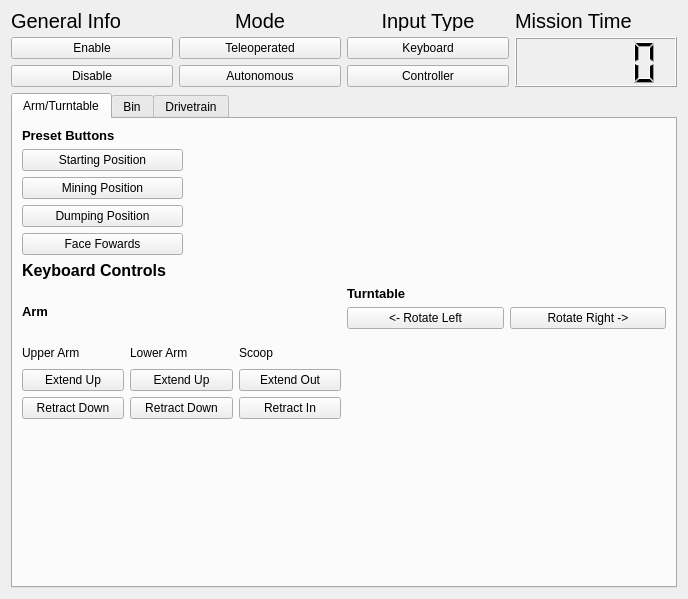
This is src/tfr_mission_control/src/tfr_mission_control/mission_control.ui in dghani/NasaRmc2019 as Qt 5 draws it before an edit. The edited form follows.
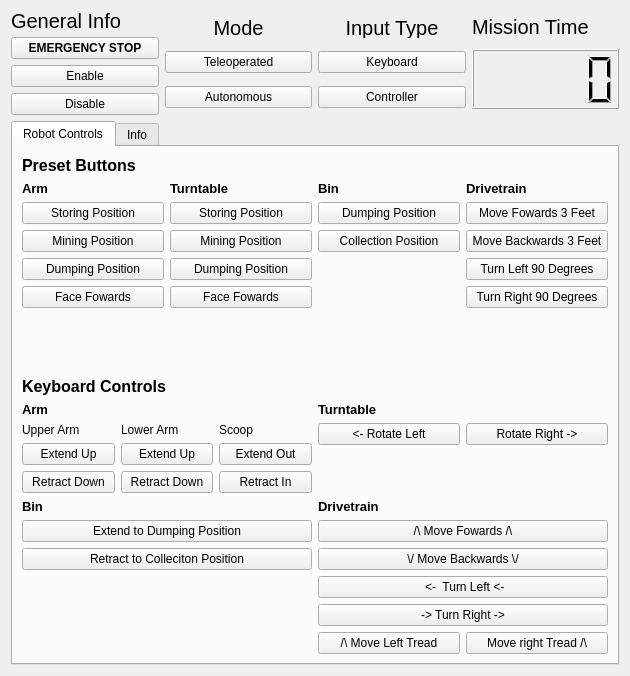
This is the edited form.

Commit message: Combine subsystem tabs into one tab, and remove other tab code

Patch:
```diff
--- a/src/tfr_mission_control/src/tfr_mission_control/mission_control.ui
+++ b/src/tfr_mission_control/src/tfr_mission_control/mission_control.ui
@@ -9,8 +9,8 @@
    <rect>
     <x>0</x>
     <y>0</y>
-    <width>688</width>
-    <height>599</height>
+    <width>630</width>
+    <height>676</height>
    </rect>
   </property>
   <property name="focusPolicy">
@@ -59,6 +59,32 @@
          </property>
         </widget>
        </item>
+       <item>
+        <widget class="QPushButton" name="e_stop_button">
+         <property name="font">
+          <font>
+           <weight>75</weight>
+           <italic>false</italic>
+           <bold>true</bold>
+           <underline>false</underline>
+           <strikeout>false</strikeout>
+           <kerning>true</kerning>
+          </font>
+         </property>
+         <property name="toolTip">
+          <string>Stops all future commands to the robot, and freezes the robot at the position when the button was pressed</string>
+         </property>
+         <property name="toolTipDuration">
+          <number>5000</number>
+         </property>
+         <property name="text">
+          <string>EMERGENCY STOP</string>
+         </property>
+         <property name="checkable">
+          <bool>false</bool>
+         </property>
+        </widget>
+       </item>
        <item>
         <widget class="QPushButton" name="enable_button">
          <property name="toolTip">
@@ -245,113 +271,19 @@
      </property>
      <widget class="QWidget" name="arm_turntable_tab">
       <attribute name="title">
-       <string>Arm/Turntable</string>
+       <string>Robot Controls</string>
       </attribute>
       <layout class="QHBoxLayout" name="horizontalLayout">
        <item>
-        <layout class="QVBoxLayout" name="arm_turntable_main_layout">
+        <layout class="QVBoxLayout" name="robot_controls_root_layout" stretch="1,1,1">
          <item>
-          <layout class="QHBoxLayout" name="preset_buttons_row" stretch="1,3">
+          <layout class="QVBoxLayout" name="preset_buttons">
            <item>
-            <layout class="QVBoxLayout" name="preset_buttons">
-             <item>
-              <widget class="QLabel" name="preset_buttons_label">
-               <property name="font">
-                <font>
-                 <pointsize>10</pointsize>
-                 <weight>75</weight>
-                 <bold>true</bold>
-                </font>
-               </property>
-               <property name="text">
-                <string>Preset Buttons</string>
-               </property>
-              </widget>
-             </item>
-             <item>
-              <widget class="QPushButton" name="starting_pos_button">
-               <property name="toolTip">
-                <string>Moves turntable &amp; arm facing towards the bin</string>
-               </property>
-               <property name="toolTipDuration">
-                <number>5000</number>
-               </property>
-               <property name="text">
-                <string>Starting Position</string>
-               </property>
-              </widget>
-             </item>
-             <item>
-              <widget class="QPushButton" name="mining_pos_button">
-               <property name="toolTip">
-                <string>Move turntable &amp; arm to mining position</string>
-               </property>
-               <property name="toolTipDuration">
-                <number>5000</number>
-               </property>
-               <property name="text">
-                <string>Mining Position</string>
-               </property>
-              </widget>
-             </item>
-             <item>
-              <widget class="QPushButton" name="dumping_pos_button">
-               <property name="toolTip">
-                <string>Moves arm &amp; turntable to the bin to dump contents</string>
-               </property>
-               <property name="toolTipDuration">
-                <number>5000</number>
-               </property>
-               <property name="text">
-                <string>Dumping Position</string>
-               </property>
-              </widget>
-             </item>
-             <item>
-              <widget class="QPushButton" name="face_fowards_button">
-               <property name="toolTip">
-                <string>Moves turntable &amp; arm to face fowards</string>
-               </property>
-               <property name="toolTipDuration">
-                <number>5000</number>
-               </property>
-               <property name="text">
-                <string>Face Fowards</string>
-               </property>
-              </widget>
-             </item>
-            </layout>
-           </item>
-           <item>
-            <layout class="QVBoxLayout" name="other_preset_buttons_layout">
-             <item>
-              <spacer name="preset_buttons_spacer">
-               <property name="orientation">
-                <enum>Qt::Horizontal</enum>
-               </property>
-               <property name="sizeHint" stdset="0">
-                <size>
-                 <width>40</width>
-                 <height>20</height>
-                </size>
-               </property>
-              </spacer>
-             </item>
-            </layout>
-           </item>
-          </layout>
-         </item>
-         <item>
-          <layout class="QVBoxLayout" name="keyboard_controls">
-           <property name="sizeConstraint">
-            <enum>QLayout::SetDefaultConstraint</enum>
-           </property>
-           <item>
-            <widget class="QLabel" name="keyboard_controls_label">
+            <widget class="QLabel" name="label">
              <property name="maximumSize">
               <size>
                <width>16777215</width>
-               <height>50</height>
+               <height>20</height>
               </size>
              </property>
              <property name="font">
@@ -362,16 +294,22 @@
               </font>
              </property>
              <property name="text">
-              <string>Keyboard Controls</string>
+              <string>Preset Buttons</string>
              </property>
             </widget>
            </item>
            <item>
-            <layout class="QHBoxLayout" name="key_board_controls_layout" stretch="0,0">
+            <layout class="QHBoxLayout" name="preset_buttons_horizontal">
              <item>
-              <layout class="QVBoxLayout" name="arm_keyboard_controls" stretch="0,2">
+              <layout class="QVBoxLayout" name="arm_train_preset">
                <item>
                 <widget class="QLabel" name="arm_label">
+                 <property name="maximumSize">
+                  <size>
+                   <width>16777215</width>
+                   <height>20</height>
+                  </size>
+                 </property>
                  <property name="font">
                   <font>
                    <pointsize>10</pointsize>
@@ -382,29 +320,330 @@
                  <property name="text">
                   <string>Arm</string>
                  </property>
-                 <property name="textFormat">
-                  <enum>Qt::PlainText</enum>
+                </widget>
+               </item>
+               <item>
+                <widget class="QPushButton" name="arm_storing_pos_button">
+                 <property name="text">
+                  <string>Storing Position</string>
                  </property>
                 </widget>
                </item>
                <item>
-                <layout class="QHBoxLayout" name="button_container">
+                <widget class="QPushButton" name="arm_mining_pos_button">
+                 <property name="text">
+                  <string>Mining Position</string>
+                 </property>
+                </widget>
+               </item>
+               <item>
+                <widget class="QPushButton" name="arm_dumping_pos_button">
+                 <property name="text">
+                  <string>Dumping Position</string>
+                 </property>
+                </widget>
+               </item>
+               <item>
+                <widget class="QPushButton" name="arm_face_fowards_button">
+                 <property name="text">
+                  <string>Face Fowards</string>
+                 </property>
+                </widget>
+               </item>
+               <item>
+                <spacer name="arm_spacer">
+                 <property name="orientation">
+                  <enum>Qt::Vertical</enum>
+                 </property>
+                 <property name="sizeHint" stdset="0">
+                  <size>
+                   <width>20</width>
+                   <height>40</height>
+                  </size>
+                 </property>
+                </spacer>
+               </item>
+              </layout>
+             </item>
+             <item>
+              <layout class="QVBoxLayout" name="turntable_train_preset">
+               <item>
+                <widget class="QLabel" name="label_4">
+                 <property name="maximumSize">
+                  <size>
+                   <width>16777215</width>
+                   <height>20</height>
+                  </size>
+                 </property>
+                 <property name="font">
+                  <font>
+                   <pointsize>10</pointsize>
+                   <weight>75</weight>
+                   <bold>true</bold>
+                  </font>
+                 </property>
+                 <property name="text">
+                  <string>Turntable</string>
+                 </property>
+                </widget>
+               </item>
+               <item>
+                <widget class="QPushButton" name="turntable_storing_pos_button">
+                 <property name="text">
+                  <string>Storing Position</string>
+                 </property>
+                </widget>
+               </item>
+               <item>
+                <widget class="QPushButton" name="turntable_mining_pos_button">
+                 <property name="text">
+                  <string>Mining Position</string>
+                 </property>
+                </widget>
+               </item>
+               <item>
+                <widget class="QPushButton" name="turntable_dumping_pos_button">
+                 <property name="text">
+                  <string>Dumping Position</string>
+                 </property>
+                </widget>
+               </item>
+               <item>
+                <widget class="QPushButton" name="turntable_face_fowards_button">
+                 <property name="text">
+                  <string>Face Fowards</string>
+                 </property>
+                </widget>
+               </item>
+               <item>
+                <spacer name="turntable_spacer">
+                 <property name="orientation">
+                  <enum>Qt::Vertical</enum>
+                 </property>
+                 <property name="sizeHint" stdset="0">
+                  <size>
+                   <width>20</width>
+                   <height>40</height>
+                  </size>
+                 </property>
+                </spacer>
+               </item>
+              </layout>
+             </item>
+             <item>
+              <layout class="QVBoxLayout" name="bin_train_preset">
+               <item>
+                <widget class="QLabel" name="label_5">
+                 <property name="maximumSize">
+                  <size>
+                   <width>16777215</width>
+                   <height>20</height>
+                  </size>
+                 </property>
+                 <property name="font">
+                  <font>
+                   <pointsize>10</pointsize>
+                   <weight>75</weight>
+                   <bold>true</bold>
+                  </font>
+                 </property>
+                 <property name="text">
+                  <string>Bin</string>
+                 </property>
+                </widget>
+               </item>
+               <item>
+                <widget class="QPushButton" name="bin_dumping_pos_button">
+                 <property name="text">
+                  <string>Dumping Position</string>
+                 </property>
+                </widget>
+               </item>
+               <item>
+                <widget class="QPushButton" name="bin_collection_pos_button">
+                 <property name="text">
+                  <string>Collection Position</string>
+                 </property>
+                </widget>
+               </item>
+               <item>
+                <spacer name="bin_spacer">
+                 <property name="orientation">
+                  <enum>Qt::Vertical</enum>
+                 </property>
+                 <property name="sizeHint" stdset="0">
+                  <size>
+                   <width>20</width>
+                   <height>40</height>
+                  </size>
+                 </property>
+                </spacer>
+               </item>
+              </layout>
+             </item>
+             <item>
+              <layout class="QVBoxLayout" name="drive_train_preset">
+               <item>
+                <widget class="QLabel" name="label_6">
+                 <property name="maximumSize">
+                  <size>
+                   <width>16777215</width>
+                   <height>20</height>
+                  </size>
+                 </property>
+                 <property name="font">
+                  <font>
+                   <pointsize>10</pointsize>
+                   <weight>75</weight>
+                   <bold>true</bold>
+                  </font>
+                 </property>
+                 <property name="text">
+                  <string>Drivetrain</string>
+                 </property>
+                </widget>
+               </item>
+               <item>
+                <widget class="QPushButton" name="foward3ft_button">
+                 <property name="text">
+                  <string>Move Fowards 3 Feet</string>
+                 </property>
+                </widget>
+               </item>
+               <item>
+                <widget class="QPushButton" name="backward3ft_button">
+                 <property name="text">
+                  <string>Move Backwards 3 Feet</string>
+                 </property>
+                </widget>
+               </item>
+               <item>
+                <widget class="QPushButton" name="left_90_deg_button">
+                 <property name="text">
+                  <string>Turn Left 90 Degrees</string>
+                 </property>
+                </widget>
+               </item>
+               <item>
+                <widget class="QPushButton" name="right_90_deg_button">
+                 <property name="text">
+                  <string>Turn Right 90 Degrees</string>
+                 </property>
+                </widget>
+               </item>
+               <item>
+                <spacer name="drivetrain_spacer">
+                 <property name="orientation">
+                  <enum>Qt::Vertical</enum>
+                 </property>
+                 <property name="sizeHint" stdset="0">
+                  <size>
+                   <width>20</width>
+                   <height>40</height>
+                  </size>
+                 </property>
+                </spacer>
+               </item>
+              </layout>
+             </item>
+            </layout>
+           </item>
+          </layout>
+         </item>
+         <item>
+          <layout class="QVBoxLayout" name="keyboard_controls">
+           <item>
+            <widget class="QLabel" name="label_2">
+             <property name="font">
+              <font>
+               <pointsize>12</pointsize>
+               <weight>75</weight>
+               <bold>true</bold>
+              </font>
+             </property>
+             <property name="text">
+              <string>Keyboard Controls</string>
+             </property>
+            </widget>
+           </item>
+           <item>
+            <layout class="QGridLayout" name="controls_grid">
+             <item row="3" column="0">
+              <layout class="QVBoxLayout" name="bin_controls">
+               <item>
+                <widget class="QLabel" name="bin_controls_label">
+                 <property name="maximumSize">
+                  <size>
+                   <width>16777215</width>
+                   <height>20</height>
+                  </size>
+                 </property>
+                 <property name="font">
+                  <font>
+                   <pointsize>10</pointsize>
+                   <weight>75</weight>
+                   <bold>true</bold>
+                  </font>
+                 </property>
+                 <property name="text">
+                  <string>Bin</string>
+                 </property>
+                </widget>
+               </item>
+               <item>
+                <widget class="QPushButton" name="extend_bin_controls_button">
+                 <property name="text">
+                  <string>Extend to Dumping Position</string>
+                 </property>
+                </widget>
+               </item>
+               <item>
+                <widget class="QPushButton" name="retract_bin_controls_button">
+                 <property name="text">
+                  <string>Retract to Colleciton Position</string>
+                 </property>
+                </widget>
+               </item>
+               <item>
+                <spacer name="bin_controls_spacer">
+                 <property name="orientation">
+                  <enum>Qt::Vertical</enum>
+                 </property>
+                 <property name="sizeHint" stdset="0">
+                  <size>
+                   <width>20</width>
+                   <height>40</height>
+                  </size>
+                 </property>
+                </spacer>
+               </item>
+              </layout>
+             </item>
+             <item row="2" column="0">
+              <layout class="QVBoxLayout" name="arm_controls">
+               <item>
+                <widget class="QLabel" name="arm_controls_label">
+                 <property name="font">
+                  <font>
+                   <pointsize>10</pointsize>
+                   <weight>75</weight>
+                   <bold>true</bold>
+                  </font>
+                 </property>
+                 <property name="text">
+                  <string>Arm</string>
+                 </property>
+                </widget>
+               </item>
+               <item>
+                <layout class="QHBoxLayout" name="arm_controls_horizontal">
                  <item>
-                  <layout class="QVBoxLayout" name="upper_arm_container" stretch="0,0,0">
+                  <layout class="QVBoxLayout" name="upper_arm_controls">
                    <item>
-                    <widget class="QLabel" name="upp_arm_label">
-                     <property name="maximumSize">
-                      <size>
-                       <width>16777215</width>
-                       <height>20</height>
-                      </size>
-                     </property>
+                    <widget class="QLabel" name="upper_arm_label">
                      <property name="text">
                       <string>Upper Arm</string>
                      </property>
-                     <property name="textFormat">
-                      <enum>Qt::PlainText</enum>
-                     </property>
                     </widget>
                    </item>
                    <item>
@@ -436,15 +675,9 @@
                   </layout>
                  </item>
                  <item>
-                  <layout class="QVBoxLayout" name="lower_arm_container">
+                  <layout class="QVBoxLayout" name="lower_arm_controls">
                    <item>
                     <widget class="QLabel" name="lower_arm_label">
-                     <property name="maximumSize">
-                      <size>
-                       <width>16777215</width>
-                       <height>20</height>
-                      </size>
-                     </property>
                      <property name="text">
                       <string>Lower Arm</string>
                      </property>
@@ -479,15 +712,9 @@
                   </layout>
                  </item>
                  <item>
-                  <layout class="QVBoxLayout" name="scoop_container">
+                  <layout class="QVBoxLayout" name="scoop_controls">
                    <item>
                     <widget class="QLabel" name="scoop_label">
-                     <property name="maximumSize">
-                      <size>
-                       <width>16777215</width>
-                       <height>20</height>
-                      </size>
-                     </property>
                      <property name="text">
                       <string>Scoop</string>
                      </property>
@@ -523,12 +750,31 @@
                  </item>
                 </layout>
                </item>
+               <item>
+                <spacer name="arm_controls_spacer">
+                 <property name="orientation">
+                  <enum>Qt::Vertical</enum>
+                 </property>
+                 <property name="sizeHint" stdset="0">
+                  <size>
+                   <width>20</width>
+                   <height>40</height>
+                  </size>
+                 </property>
+                </spacer>
+               </item>
               </layout>
              </item>
-             <item>
-              <layout class="QVBoxLayout" name="turntable_keyboard_controls" stretch="0,0,0">
+             <item row="2" column="1">
+              <layout class="QVBoxLayout" name="turntable_controls">
                <item>
-                <widget class="QLabel" name="turntable_label">
+                <widget class="QLabel" name="turntable_controls_label">
+                 <property name="maximumSize">
+                  <size>
+                   <width>16777215</width>
+                   <height>20</height>
+                  </size>
+                 </property>
                  <property name="font">
                   <font>
                    <pointsize>10</pointsize>
@@ -542,7 +788,7 @@
                 </widget>
                </item>
                <item>
-                <layout class="QHBoxLayout" name="button_layout" stretch="0,0">
+                <layout class="QHBoxLayout" name="turntable_controls_horizontal">
                  <item>
                   <widget class="QPushButton" name="rotate_left_button">
                    <property name="toolTip">
@@ -572,7 +818,90 @@
                 </layout>
                </item>
                <item>
-                <spacer name="turntable_space">
+                <spacer name="turntable_controls_spacer">
+                 <property name="orientation">
+                  <enum>Qt::Vertical</enum>
+                 </property>
+                 <property name="sizeHint" stdset="0">
+                  <size>
+                   <width>20</width>
+                   <height>40</height>
+                  </size>
+                 </property>
+                </spacer>
+               </item>
+              </layout>
+             </item>
+             <item row="3" column="1">
+              <layout class="QVBoxLayout" name="drivetrain_controls">
+               <item>
+                <widget class="QLabel" name="drivetrain_controls_label">
+                 <property name="maximumSize">
+                  <size>
+                   <width>16777215</width>
+                   <height>20</height>
+                  </size>
+                 </property>
+                 <property name="font">
+                  <font>
+                   <pointsize>10</pointsize>
+                   <weight>75</weight>
+                   <bold>true</bold>
+                  </font>
+                 </property>
+                 <property name="text">
+                  <string>Drivetrain</string>
+                 </property>
+                </widget>
+               </item>
+               <item>
+                <widget class="QPushButton" name="move_forward_button">
+                 <property name="text">
+                  <string>/\ Move Fowards /\</string>
+                 </property>
+                </widget>
+               </item>
+               <item>
+                <widget class="QPushButton" name="move_backward_button">
+                 <property name="text">
+                  <string>\/ Move Backwards \/</string>
+                 </property>
+                </widget>
+               </item>
+               <item>
+                <widget class="QPushButton" name="turn_left_button">
+                 <property name="text">
+                  <string> &lt;-  Turn Left &lt;-</string>
+                 </property>
+                </widget>
+               </item>
+               <item>
+                <widget class="QPushButton" name="turn_right_button">
+                 <property name="text">
+                  <string>-&gt; Turn Right -&gt;</string>
+                 </property>
+                </widget>
+               </item>
+               <item>
+                <layout class="QHBoxLayout" name="tread_controls">
+                 <item>
+                  <widget class="QPushButton" name="left_tread_button">
+                   <property name="text">
+                    <string>/\ Move Left Tread</string>
+                   </property>
+                  </widget>
+                 </item>
+                 <item>
+                  <widget class="QPushButton" name="right_tread_button">
+                   <property name="text">
+                    <string>Move right Tread /\</string>
+                   </property>
+                  </widget>
+                 </item>
+                </layout>
+               </item>
+               <item>
+                <spacer name="drivetrain_controls_spacer">
                  <property name="orientation">
                   <enum>Qt::Vertical</enum>
                  </property>
@@ -591,21 +920,7 @@
           </layout>
          </item>
          <item>
-          <layout class="QHBoxLayout" name="controller_controls">
-           <item>
-            <spacer name="verticalSpacer">
-             <property name="orientation">
-              <enum>Qt::Vertical</enum>
-             </property>
-             <property name="sizeHint" stdset="0">
-              <size>
-               <width>20</width>
-               <height>40</height>
-              </size>
-             </property>
-            </spacer>
-           </item>
-          </layout>
+          <layout class="QVBoxLayout" name="idk"/>
          </item>
         </layout>
        </item>
@@ -613,155 +928,15 @@
      </widget>
      <widget class="QWidget" name="bin_tab">
       <attribute name="title">
-       <string>Bin</string>
+       <string>Info</string>
       </attribute>
       <layout class="QHBoxLayout" name="horizontalLayout_2">
        <item>
-        <layout class="QVBoxLayout" name="verticalLayout_3">
-         <item>
-          <layout class="QHBoxLayout" name="horizontalLayout_7" stretch="1,3">
-           <item>
-            <layout class="QVBoxLayout" name="verticalLayout_11">
-             <item>
-              <widget class="QLabel" name="label_9">
-               <property name="font">
-                <font>
-                 <pointsize>10</pointsize>
-                 <weight>75</weight>
-                 <bold>true</bold>
-                </font>
-               </property>
-               <property name="text">
-                <string>Preset Button</string>
-               </property>
-              </widget>
-             </item>
-             <item>
-              <widget class="QPushButton" name="pushButton_2">
-               <property name="text">
-                <string>Dumping Position</string>
-               </property>
-              </widget>
-             </item>
-             <item>
-              <widget class="QPushButton" name="pushButton_5">
-               <property name="text">
-                <string>Collection Position</string>
-               </property>
-              </widget>
-             </item>
-            </layout>
-           </item>
-           <item>
-            <spacer name="horizontalSpacer">
-             <property name="orientation">
-              <enum>Qt::Horizontal</enum>
-             </property>
-             <property name="sizeHint" stdset="0">
-              <size>
-               <width>40</width>
-               <height>20</height>
-              </size>
-             </property>
-            </spacer>
-           </item>
-          </layout>
-         </item>
-         <item>
-          <layout class="QVBoxLayout" name="verticalLayout_8">
-           <item>
-            <widget class="QLabel" name="label_8">
-             <property name="font">
-              <font>
-               <pointsize>12</pointsize>
-               <weight>75</weight>
-               <bold>true</bold>
-              </font>
-             </property>
-             <property name="text">
-              <string>Keyboard Controls</string>
-             </property>
-            </widget>
-           </item>
-           <item>
-            <layout class="QHBoxLayout" name="horizontalLayout_11" stretch="1,3">
-             <item>
-              <layout class="QVBoxLayout" name="verticalLayout_17">
-               <item>
-                <widget class="QPushButton" name="pushButton_14">
-                 <property name="text">
-                  <string>Extend Bin</string>
-                 </property>
-                </widget>
-               </item>
-               <item>
-                <widget class="QPushButton" name="pushButton_15">
-                 <property name="text">
-                  <string> Retract Bin</string>
-                 </property>
-                </widget>
-               </item>
-              </layout>
-             </item>
-             <item>
-              <spacer name="horizontalSpacer_2">
-               <property name="orientation">
-                <enum>Qt::Horizontal</enum>
-               </property>
-               <property name="sizeHint" stdset="0">
-                <size>
-                 <width>40</width>
-                 <height>20</height>
-                </size>
-               </property>
-              </spacer>
-             </item>
-            </layout>
-           </item>
-          </layout>
-         </item>
-         <item>
-          <layout class="QVBoxLayout" name="verticalLayout_9">
-           <item>
-            <spacer name="verticalSpacer_2">
-             <property name="orientation">
-              <enum>Qt::Vertical</enum>
-             </property>
-             <property name="sizeHint" stdset="0">
-              <size>
-               <width>20</width>
-               <height>40</height>
-              </size>
-             </property>
-            </spacer>
-           </item>
-          </layout>
-         </item>
-        </layout>
-       </item>
-      </layout>
-     </widget>
-     <widget class="QWidget" name="drivetrain_tab">
-      <attribute name="title">
-       <string>Drivetrain</string>
-      </attribute>
-      <layout class="QHBoxLayout" name="horizontalLayout_3">
-       <item>
-        <layout class="QVBoxLayout" name="verticalLayout_4">
-         <item>
-          <layout class="QVBoxLayout" name="verticalLayout_18">
-           <item>
-            <layout class="QHBoxLayout" name="horizontalLayout_14"/>
-           </item>
-           <item>
-            <layout class="QHBoxLayout" name="horizontalLayout_13"/>
-           </item>
-           <item>
-            <layout class="QHBoxLayout" name="horizontalLayout_12"/>
-           </item>
-          </layout>
-         </item>
-        </layout>
+        <widget class="QLabel" name="label_3">
+         <property name="text">
+          <string>Info on keryboard shortcuts and gamepad controls</string>
+         </property>
+        </widget>
        </item>
       </layout>
      </widget>
```
Left out of the diff: 52 changed lines with no effect on the pictures. The commit also changes 5 other files.
